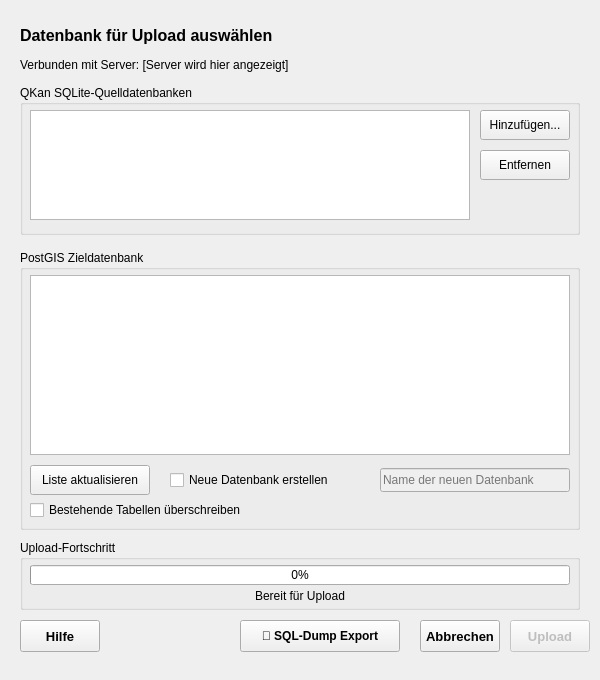
This is qkan/uploadPostgis/res/uploadPostgis_database_dialog.ui in SonkeHoffmann/QKan-1 as Qt 5 draws it before an edit. The edited form follows.
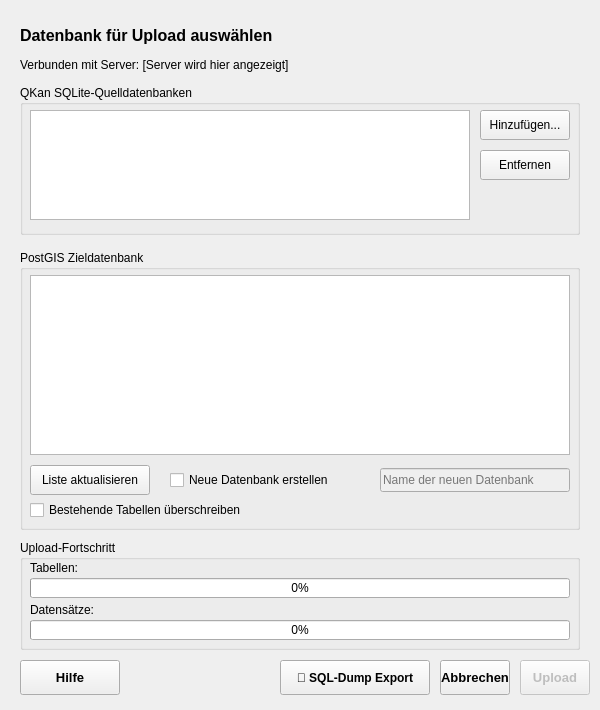
This is the edited form.

Commit message: Progressbar für Datensätze. Manche Tabellen brauchen so lange für den Upload, dass man das Gefühl hat das Mosul hat sich aufgehangen. Daher wurde diese kleinschrittigere Variante der Progressbar hinzugefügt

Patch:
```diff
--- a/qkan/uploadPostgis/res/uploadPostgis_database_dialog.ui
+++ b/qkan/uploadPostgis/res/uploadPostgis_database_dialog.ui
@@ -7,13 +7,13 @@
     <x>0</x>
     <y>0</y>
     <width>600</width>
-    <height>680</height>
+    <height>710</height>
    </rect>
   </property>
   <property name="minimumSize">
    <size>
     <width>600</width>
-    <height>680</height>
+    <height>710</height>
    </size>
   </property>
   <property name="font">
@@ -220,18 +220,32 @@
      <x>20</x>
      <y>540</y>
      <width>560</width>
-     <height>70</height>
+     <height>110</height>
     </rect>
    </property>
    <property name="title">
     <string>Upload-Fortschritt</string>
    </property>
    
+   <widget class="QLabel" name="label_progress_tables">
+    <property name="geometry">
+     <rect>
+      <x>10</x>
+      <y>20</y>
+      <width>540</width>
+      <height>16</height>
+     </rect>
+    </property>
+    <property name="text">
+     <string>Tabellen:</string>
+    </property>
+   </widget>
+   
    <widget class="QProgressBar" name="progressBar_upload">
     <property name="geometry">
      <rect>
       <x>10</x>
-      <y>25</y>
+      <y>38</y>
       <width>540</width>
       <height>20</height>
      </rect>
@@ -248,16 +262,30 @@
     <property name="geometry">
      <rect>
       <x>10</x>
-      <y>48</y>
+      <y>62</y>
       <width>540</width>
       <height>16</height>
      </rect>
     </property>
     <property name="text">
-     <string>Bereit für Upload</string>
+     <string>Datensätze:</string>
     </property>
-    <property name="alignment">
-     <set>Qt::AlignCenter</set>
+   </widget>
+   
+   <widget class="QProgressBar" name="progressBar_records">
+    <property name="geometry">
+     <rect>
+      <x>10</x>
+      <y>80</y>
+      <width>540</width>
+      <height>20</height>
+     </rect>
+    </property>
+    <property name="value">
+     <number>0</number>
+    </property>
+    <property name="textVisible">
+     <bool>true</bool>
     </property>
    </widget>
   </widget>
@@ -266,9 +294,9 @@
    <property name="geometry">
     <rect>
      <x>20</x>
-     <y>620</y>
-     <width>80</width>
-     <height>32</height>
+     <y>660</y>
+     <width>100</width>
+     <height>35</height>
     </rect>
    </property>
    <property name="font">
@@ -287,10 +315,10 @@
   <widget class="QPushButton" name="pb_export_sql">
    <property name="geometry">
     <rect>
-     <x>240</x>
-     <y>620</y>
-     <width>160</width>
-     <height>32</height>
+     <x>280</x>
+     <y>660</y>
+     <width>150</width>
+     <height>35</height>
     </rect>
    </property>
    <property name="font">
@@ -312,10 +340,10 @@
   <widget class="QPushButton" name="pb_cancel">
    <property name="geometry">
     <rect>
-     <x>420</x>
-     <y>620</y>
-     <width>80</width>
-     <height>32</height>
+     <x>440</x>
+     <y>660</y>
+     <width>70</width>
+     <height>35</height>
     </rect>
    </property>
    <property name="font">
@@ -334,10 +362,10 @@
   <widget class="QPushButton" name="pb_upload">
    <property name="geometry">
     <rect>
-     <x>510</x>
-     <y>620</y>
-     <width>80</width>
-     <height>32</height>
+     <x>520</x>
+     <y>660</y>
+     <width>70</width>
+     <height>35</height>
     </rect>
    </property>
    <property name="font">
```
Left out of the diff: 2 changed lines with no effect on the pictures. The commit also changes 4 other files.
